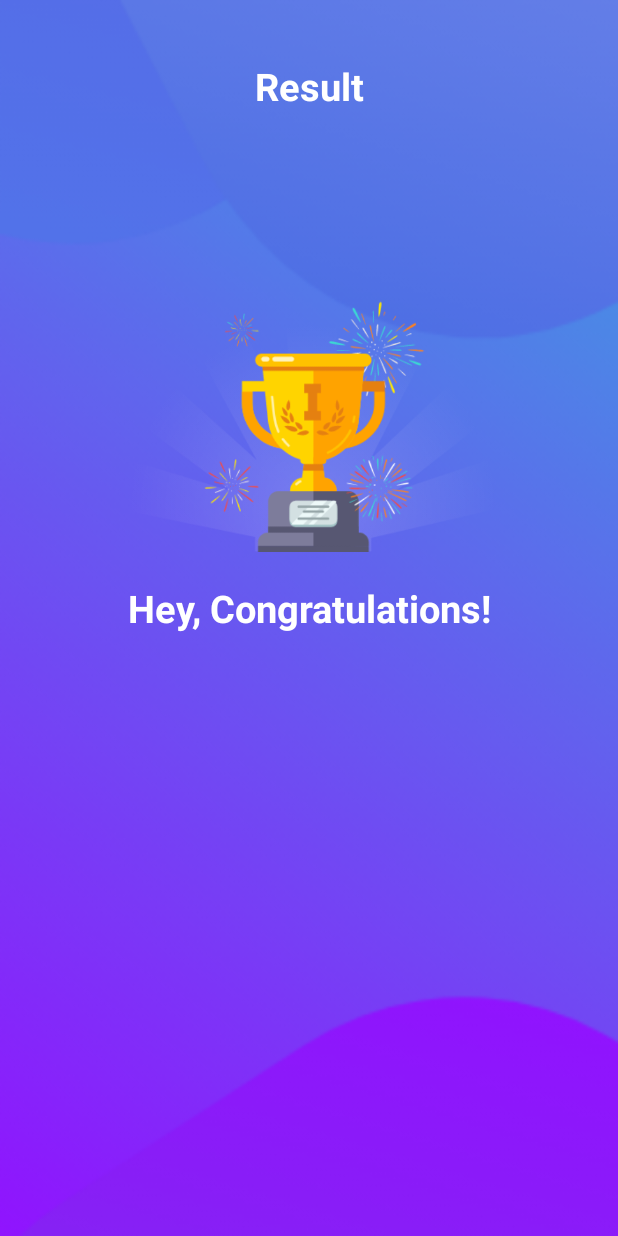
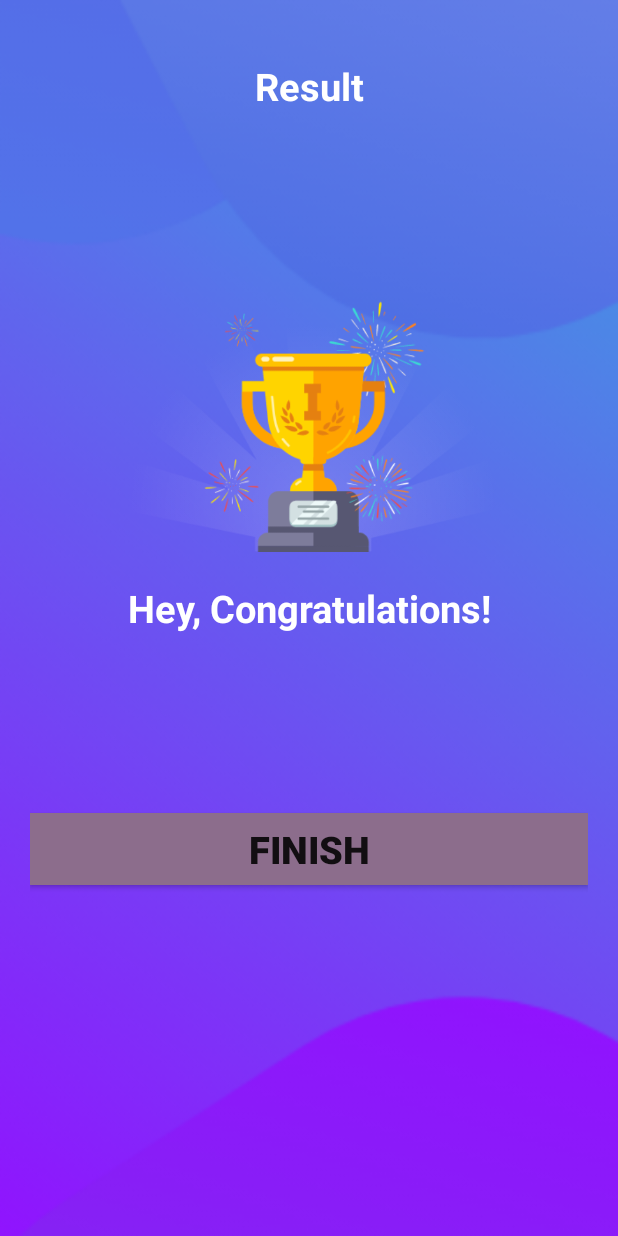
Before and after one commit to zack160/Quiz-App, an Android app: the ResultActivity screen opened directly, with no data from a screen before it, on a phone screen of 412 x 824 dp. Run offline under Robolectric (Android 15) with nearby library versions, the phone set to English and light mode, and no system bars.

Commit message:
Initial commit

```diff
--- a/app/src/main/java/android/example/myquizapp/Constants.kt
+++ b/app/src/main/java/android/example/myquizapp/Constants.kt
@@ -1,6 +1,11 @@
 package android.example.myquizapp
 
 object Constants {
+
+    const val USER_NAME:String="user_name"
+    const val TOTAL_QUESTIONS:String="total_questions"
+    const val CORRECT_ANSWERS:String="correct_answers"
+
     fun getQuestions():ArrayList<Question>{
         val questionsList=ArrayList<Question>()
         val ques1=Question(
--- a/app/src/main/java/android/example/myquizapp/MainActivity.kt
+++ b/app/src/main/java/android/example/myquizapp/MainActivity.kt
@@ -12,11 +12,14 @@ class MainActivity : AppCompatActivity() {
         super.onCreate(savedInstanceState)
         setContentView(R.layout.activity_main)
         val btn_start:Button=findViewById(R.id.btn_start)
+
+
         val et_name:EditText=findViewById(R.id.et_name)
         btn_start.setOnClickListener {
             if (et_name.text.isEmpty())Toast.makeText(this,"Please enter your name",Toast.LENGTH_LONG).show()
             else{
                 val intent=Intent(this,QuizQuestionsActivity::class.java)
+                intent.putExtra(Constants.USER_NAME, et_name.text.toString())
                 startActivity(intent)
             }
         }
--- a/app/src/main/java/android/example/myquizapp/ResultActivity.kt
+++ b/app/src/main/java/android/example/myquizapp/ResultActivity.kt
@@ -2,10 +2,18 @@ package android.example.myquizapp
 
 import androidx.appcompat.app.AppCompatActivity
 import android.os.Bundle
+import android.widget.Button
+import android.widget.TextView
 
 class ResultActivity : AppCompatActivity() {
     override fun onCreate(savedInstanceState: Bundle?) {
         super.onCreate(savedInstanceState)
         setContentView(R.layout.activity_result)
+
+        val tvName:TextView=findViewById(R.id.tv_name)
+        val tvScore:TextView=findViewById(R.id.tv_score)
+        val btnFinish:Button=findViewById(R.id.btn_finish)
+
+
     }
 }
--- a/app/src/main/res/layout/activity_main.xml
+++ b/app/src/main/res/layout/activity_main.xml
@@ -79,5 +79,4 @@
 
     </com.google.android.material.card.MaterialCardView>
 
-
 </LinearLayout>
--- a/app/src/main/res/layout/activity_result.xml
+++ b/app/src/main/res/layout/activity_result.xml
@@ -19,8 +19,6 @@
         android:textSize="25sp"
         android:textStyle="bold"
         android:gravity="center"/>
-
-
 
     <ImageView
         android:id="@+id/iv_trophy"
@@ -57,8 +55,19 @@
         tools:text="Your score is 3 out of 4."
         android:textColor="@color/white"
         android:textSize="25sp"
+        android:layout_marginTop="10dp"
+        android:gravity="center"/>
+
+    <Button
+        android:id="@+id/btn_finish"
+        android:layout_width="match_parent"
+        android:layout_height="wrap_content"
         android:layout_marginTop="20dp"
-        android:gravity="center"/>
+        android:text="FINISH"
+        android:textSize="25sp"
+        android:background="@color/material_dynamic_tertiary50"
+        android:textStyle="bold"/>
+
 
 
 </LinearLayout>
```
Also changed, not shown: app/src/main/java/android/example/myquizapp/QuizQuestionsActivity.kt (+14 -1 lines).
